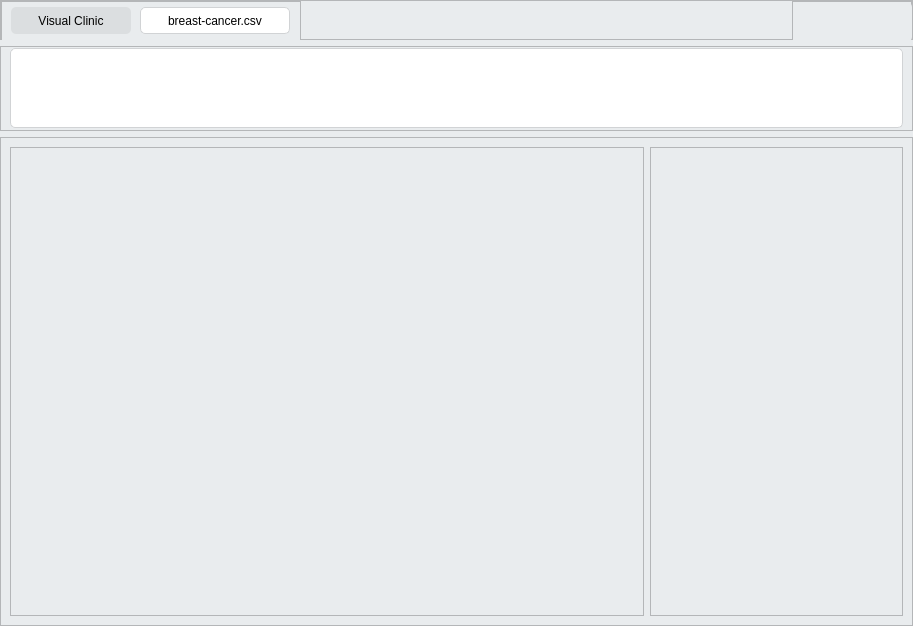
First picture: the form in visual-clinic/mainwindow.ui, repository gtxzsxxk/visual-clinic, before the edit.
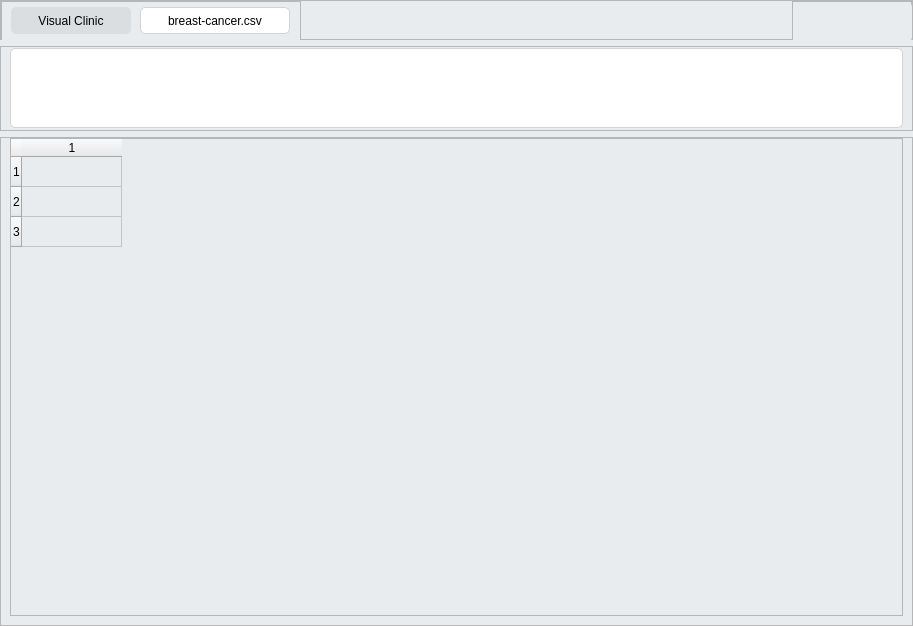
Second picture: the form after the edit. Icons and pictures are not drawn.

Commit message: feat: make the lower part all the table widget

What changed in the file:
```diff
--- a/visual-clinic/mainwindow.ui
+++ b/visual-clinic/mainwindow.ui
@@ -443,8 +443,11 @@
        <enum>QFrame::Raised</enum>
       </property>
       <layout class="QVBoxLayout" name="verticalLayout_3">
+       <property name="topMargin">
+        <number>0</number>
+       </property>
        <item>
-        <layout class="QHBoxLayout" name="horizontalLayout_4" stretch="5,2">
+        <layout class="QHBoxLayout" name="horizontalLayout_4" stretch="5">
          <property name="spacing">
           <number>6</number>
          </property>
@@ -456,16 +459,42 @@
            <property name="frameShadow">
             <enum>QFrame::Raised</enum>
            </property>
-          </widget>
-         </item>
-         <item>
-          <widget class="QFrame" name="frame_8">
-           <property name="frameShape">
-            <enum>QFrame::StyledPanel</enum>
-           </property>
-           <property name="frameShadow">
-            <enum>QFrame::Raised</enum>
-           </property>
+           <layout class="QVBoxLayout" name="verticalLayout_4">
+            <property name="spacing">
+             <number>0</number>
+            </property>
+            <property name="leftMargin">
+             <number>0</number>
+            </property>
+            <property name="topMargin">
+             <number>0</number>
+            </property>
+            <property name="rightMargin">
+             <number>0</number>
+            </property>
+            <property name="bottomMargin">
+             <number>0</number>
+            </property>
+            <item>
+             <widget class="QTableWidget" name="tableWidget">
+              <property name="styleSheet">
+               <string notr="true">QTableWidget {
+	border: none;
+}</string>
+              </property>
+              <property name="rowCount">
+               <number>3</number>
+              </property>
+              <property name="columnCount">
+               <number>1</number>
+              </property>
+              <row/>
+              <row/>
+              <row/>
+              <column/>
+             </widget>
+            </item>
+           </layout>
           </widget>
          </item>
         </layout>
```
Left out of the diff: 12 changed lines with no effect on the pictures.
